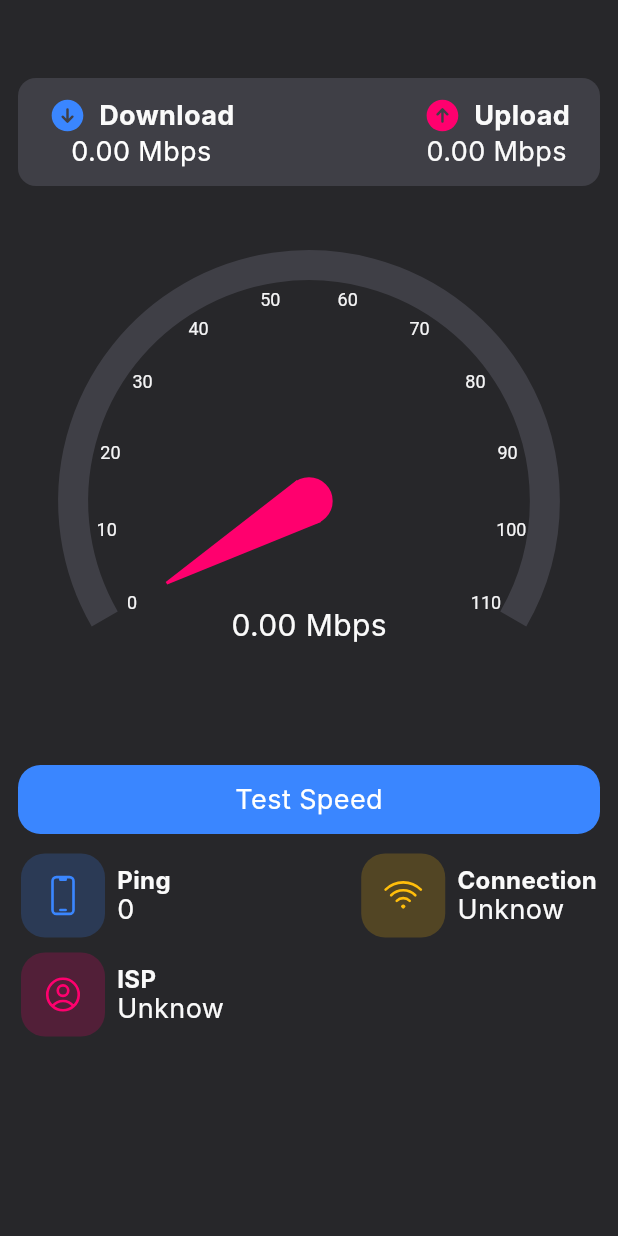
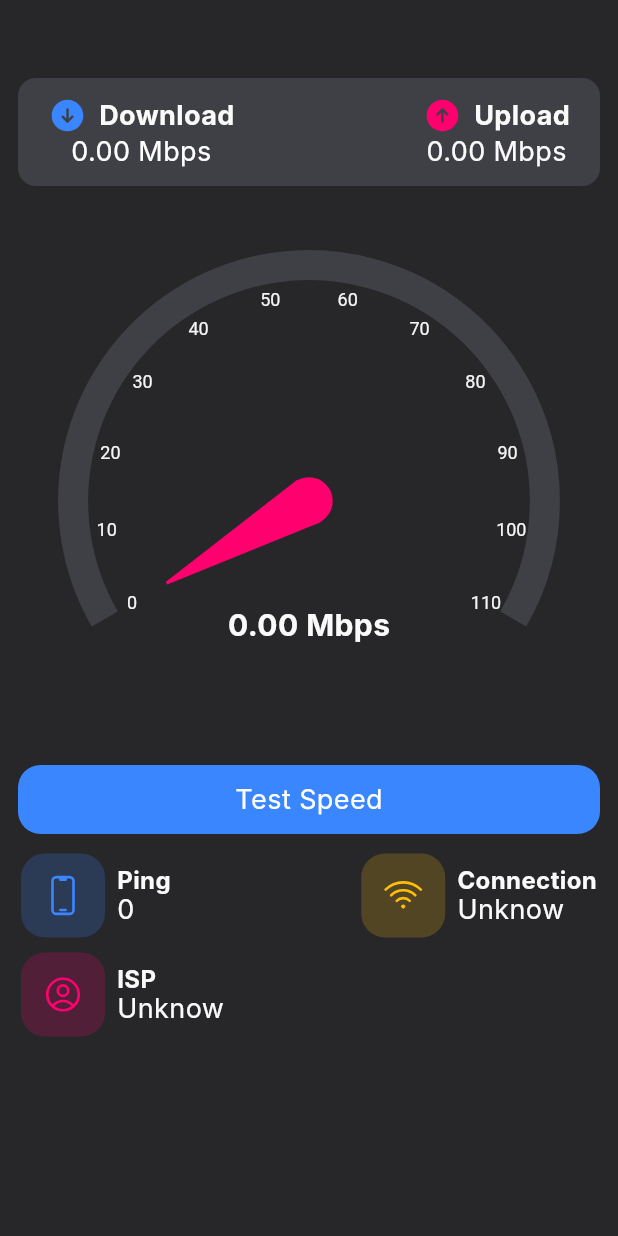
Before and after one commit to itsnang/Speed-Test-Flutter, a Flutter app: the screen it shows after launch, on a phone screen of 412 x 824 dp. Run offline on Flutter 3.47's test engine with Material 2 defaults, Android fonts, the phone set to English and light mode, and no system bars; drawn by our look-alikes of syncfusion_flutter_gauges; our stand-ins replace flutter_html, get, heroicons, permission_handler, shimmer; missing offline and left inert: mixpanel_flutter, speed_checker_plugin; Roboto replaces fonts that are missing (Inter).

Commit message:
improve ux

```diff
--- a/lib/app/shared/widgets/speed_meter_widget.dart
+++ b/lib/app/shared/widgets/speed_meter_widget.dart
@@ -62,10 +62,10 @@ class SpeedMeter extends StatelessWidget {
           annotations: <GaugeAnnotation>[
             GaugeAnnotation(
               widget: TextWidget.custom(
-                fontSize: 20,
-                color: context.backgroundColor,
-                '${currentSpeed.toStringAsFixed(2)} Mbps',
-              ),
+                  fontSize: 20,
+                  color: context.backgroundColor,
+                  '${currentSpeed.toStringAsFixed(2)} Mbps',
+                  isBold: true),
               angle: 90,
               positionFactor: 0.5,
             ),
--- a/lib/presentation/speed_test/speed_test_page.dart
+++ b/lib/presentation/speed_test/speed_test_page.dart
@@ -31,7 +31,17 @@ class SpeedTestPage extends StatelessWidget {
               ),
               SpeedMeter(currentSpeed: controller.currentSpeed),
               ButtonWidget.round(
-                controller.isDisabled ? 'Loading...' : 'Test Speed',
+                controller.isDisabled ? 'Testing...' : 'Test Speed',
+                icon: controller.isDisabled
+                    ? SizedBox(
+                        width: 20,
+                        height: 20,
+                        child: CircularProgressIndicator(
+                          color: Get.context!.backgroundColor,
+                          strokeWidth: 2,
+                        ),
+                      )
+                    : null,
                 isFull: true,
                 isDisabled: controller.isDisabled,
                 onPressed: controller.getSpeed,
```
